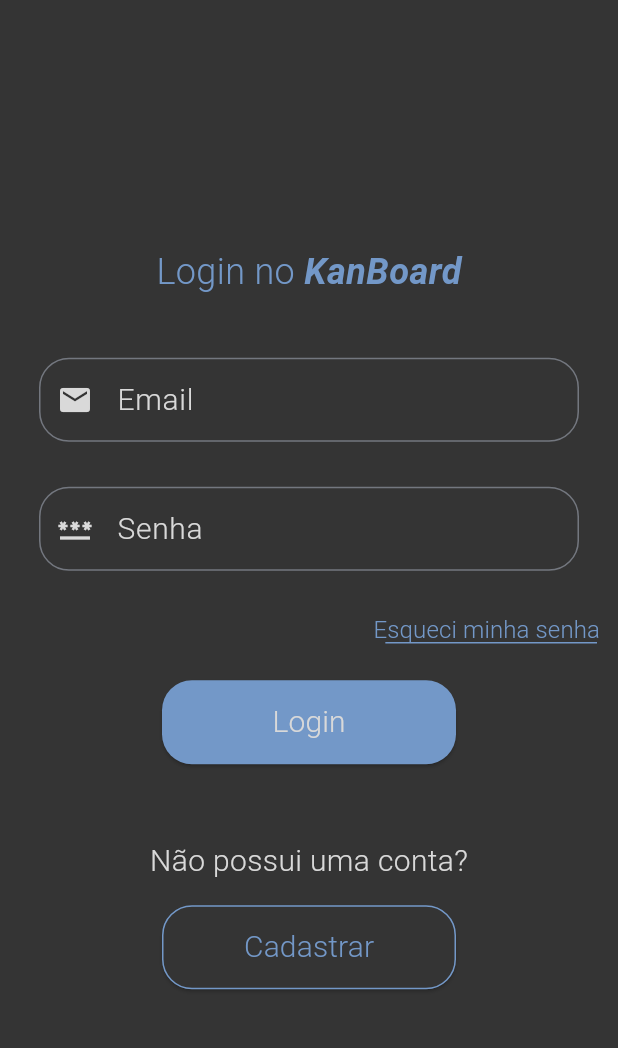
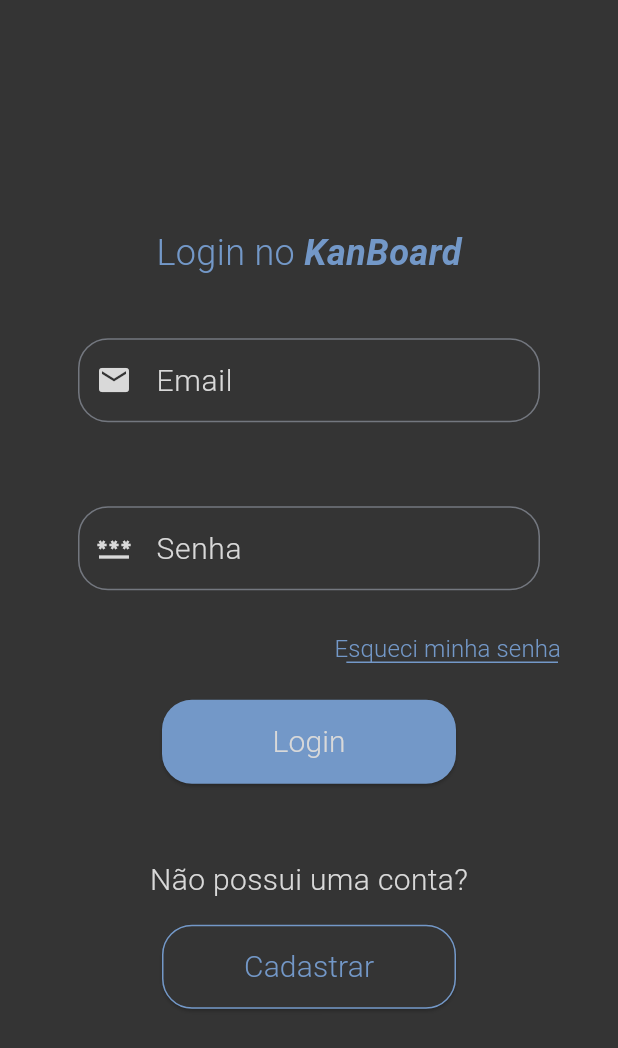
Before and after one commit to darllangomes/KanBoard, a Flutter app: the screen it shows after launch, on a phone screen of 412 x 824 dp. Shown: the top 1048 px of the screen. Run offline on Flutter 3.47's test engine with Material 3 defaults, Android fonts, the phone set to English and light mode, and no system bars.

Commit message:
:lipstick: feat: mudar a utilização do componente Padding

```diff
--- a/kandoard/lib/view/login_view.dart
+++ b/kandoard/lib/view/login_view.dart
@@ -18,6 +18,8 @@ class _LoginViewState extends State<LoginView> {
       backgroundColor: AppColors.grey,
       body: Center(
         child: SingleChildScrollView(
+          child: Padding(
+            padding: const EdgeInsets.only(left: 26.0, right: 26),
             child: Column(
               children: [
                 const Text.rich(TextSpan(children: [
@@ -44,6 +46,7 @@ class _LoginViewState extends State<LoginView> {
                   keyboardInputType: TextInputType.emailAddress,
                   controller: textFieldController.emailController,
                 ),
+                const SizedBox(height: 26,),
                 CustomTextField(
                   label: 'Senha',
                   labelIcon: Icons.password,
@@ -53,7 +56,9 @@ class _LoginViewState extends State<LoginView> {
                 Container(
                   alignment: Alignment.centerRight,
                   child: TextButton(
-                  onPressed: () {},
+                    onPressed: () {
+                      Navigator.pushNamed(context, '/projetos');
+                    },
                     child: Stack(
                       children: [
                         const Text(
@@ -133,6 +138,7 @@ class _LoginViewState extends State<LoginView> {
             ),
           ),
         ),
+      ),
     );
   }
 }
```
Lines whose indentation alone changed are shown as unchanged.
